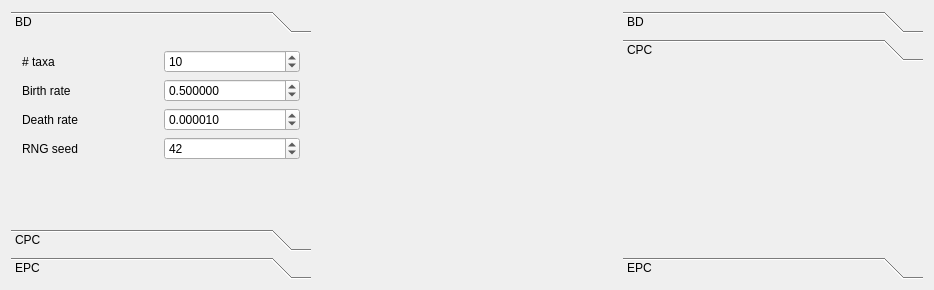
Above: Tools/ToolTreesearcher/qttreesearchermaindialog.ui from richelbilderbeek/ProjectRichelBilderbeek before the change. Below: the same form after it.
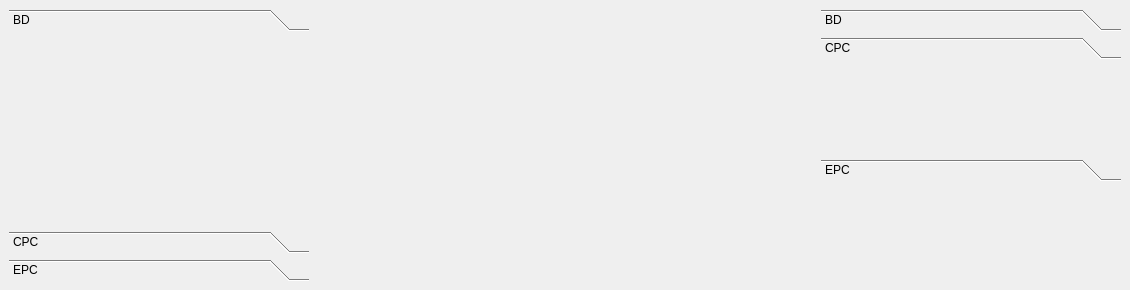
That is the form after the change. The open tabs and pages were chosen to show the change.

```diff
--- a/Tools/ToolTreesearcher/qttreesearchermaindialog.ui
+++ b/Tools/ToolTreesearcher/qttreesearchermaindialog.ui
@@ -6,16 +6,22 @@
    <rect>
     <x>0</x>
     <y>0</y>
-    <width>930</width>
+    <width>1130</width>
     <height>290</height>
    </rect>
   </property>
   <property name="windowTitle">
    <string>QtTreesearcherMainDialog</string>
   </property>
-  <layout class="QHBoxLayout" name="horizontalLayout">
-   <item>
     <widget class="QToolBox" name="toolBox_create">
+   <property name="geometry">
+    <rect>
+     <x>9</x>
+     <y>9</y>
+     <width>300</width>
+     <height>272</height>
+    </rect>
+   </property>
      <property name="minimumSize">
       <size>
        <width>300</width>
@@ -46,98 +52,6 @@
       <attribute name="toolTip">
        <string>Birth-Death</string>
       </attribute>
-      <layout class="QGridLayout" name="gridLayout">
-       <item row="2" column="1">
-        <widget class="QDoubleSpinBox" name="box_death_rate">
-         <property name="decimals">
-          <number>6</number>
-         </property>
-         <property name="maximum">
-          <double>10.000000000000000</double>
-         </property>
-         <property name="value">
-          <double>0.000010000000000</double>
-         </property>
-        </widget>
-       </item>
-       <item row="1" column="1">
-        <widget class="QDoubleSpinBox" name="box_birth_rate">
-         <property name="decimals">
-          <number>6</number>
-         </property>
-         <property name="maximum">
-          <double>10.000000000000000</double>
-         </property>
-         <property name="value">
-          <double>0.500000000000000</double>
-         </property>
-        </widget>
-       </item>
-       <item row="0" column="1">
-        <widget class="QSpinBox" name="box_n_taxa">
-         <property name="minimum">
-          <number>2</number>
-         </property>
-         <property name="maximum">
-          <number>1000</number>
-         </property>
-         <property name="value">
-          <number>10</number>
-         </property>
-        </widget>
-       </item>
-       <item row="2" column="0">
-        <widget class="QLabel" name="label_death_rate">
-         <property name="text">
-          <string>Death rate</string>
-         </property>
-        </widget>
-       </item>
-       <item row="0" column="0">
-        <widget class="QLabel" name="label_n_taxa">
-         <property name="text">
-          <string># taxa</string>
-         </property>
-        </widget>
-       </item>
-       <item row="1" column="0">
-        <widget class="QLabel" name="label_birth_rate">
-         <property name="text">
-          <string>Birth rate</string>
-         </property>
-        </widget>
-       </item>
-       <item row="4" column="0">
-        <spacer name="verticalSpacer">
-         <property name="orientation">
-          <enum>Qt::Vertical</enum>
-         </property>
-         <property name="sizeHint" stdset="0">
-          <size>
-           <width>20</width>
-           <height>40</height>
-          </size>
-         </property>
-        </spacer>
-       </item>
-       <item row="3" column="0">
-        <widget class="QLabel" name="label_rng_seed">
-         <property name="text">
-          <string>RNG seed</string>
-         </property>
-        </widget>
-       </item>
-       <item row="3" column="1">
-        <widget class="QSpinBox" name="box_rng_seed">
-         <property name="maximum">
-          <number>1000</number>
-         </property>
-         <property name="value">
-          <number>42</number>
-         </property>
-        </widget>
-       </item>
-      </layout>
      </widget>
      <widget class="QWidget" name="page_cpc">
       <property name="geometry">
@@ -172,19 +86,31 @@
       </attribute>
      </widget>
     </widget>
-   </item>
-   <item>
     <widget class="QWidget" name="widget_center" native="true">
+   <property name="geometry">
+    <rect>
+     <x>315</x>
+     <y>9</y>
+     <width>500</width>
+     <height>272</height>
+    </rect>
+   </property>
      <property name="minimumSize">
       <size>
-       <width>300</width>
+     <width>500</width>
        <height>0</height>
       </size>
      </property>
     </widget>
-   </item>
-   <item>
     <widget class="QToolBox" name="toolBox_investigate">
+   <property name="geometry">
+    <rect>
+     <x>821</x>
+     <y>9</y>
+     <width>300</width>
+     <height>172</height>
+    </rect>
+   </property>
      <property name="minimumSize">
       <size>
        <width>300</width>
@@ -215,8 +141,8 @@
        <rect>
         <x>0</x>
         <y>0</y>
-        <width>300</width>
-        <height>179</height>
+      <width>98</width>
+      <height>28</height>
        </rect>
       </property>
       <attribute name="label">
@@ -243,8 +169,6 @@
       </attribute>
      </widget>
     </widget>
-   </item>
-  </layout>
  </widget>
  <layoutdefault spacing="6" margin="11"/>
  <resources/>
```
Left out of the diff: 16 changed lines with no effect on the pictures. Lines whose indentation alone changed are shown as unchanged.
